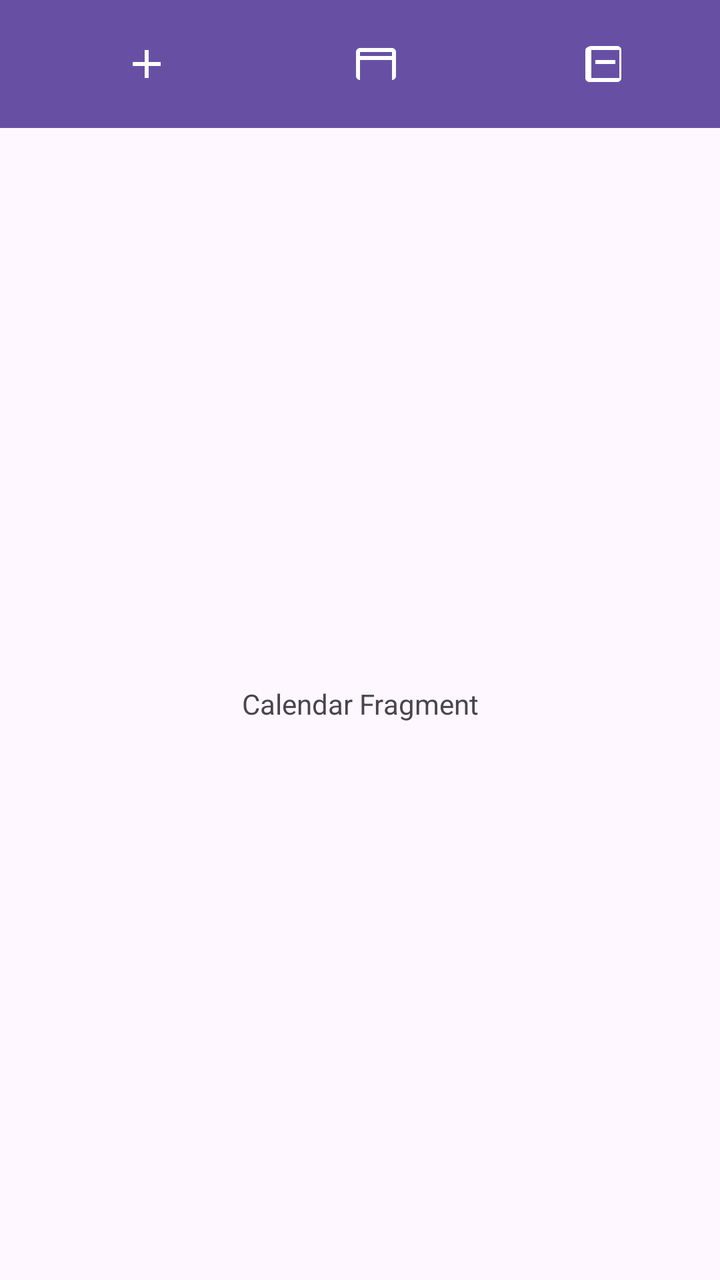
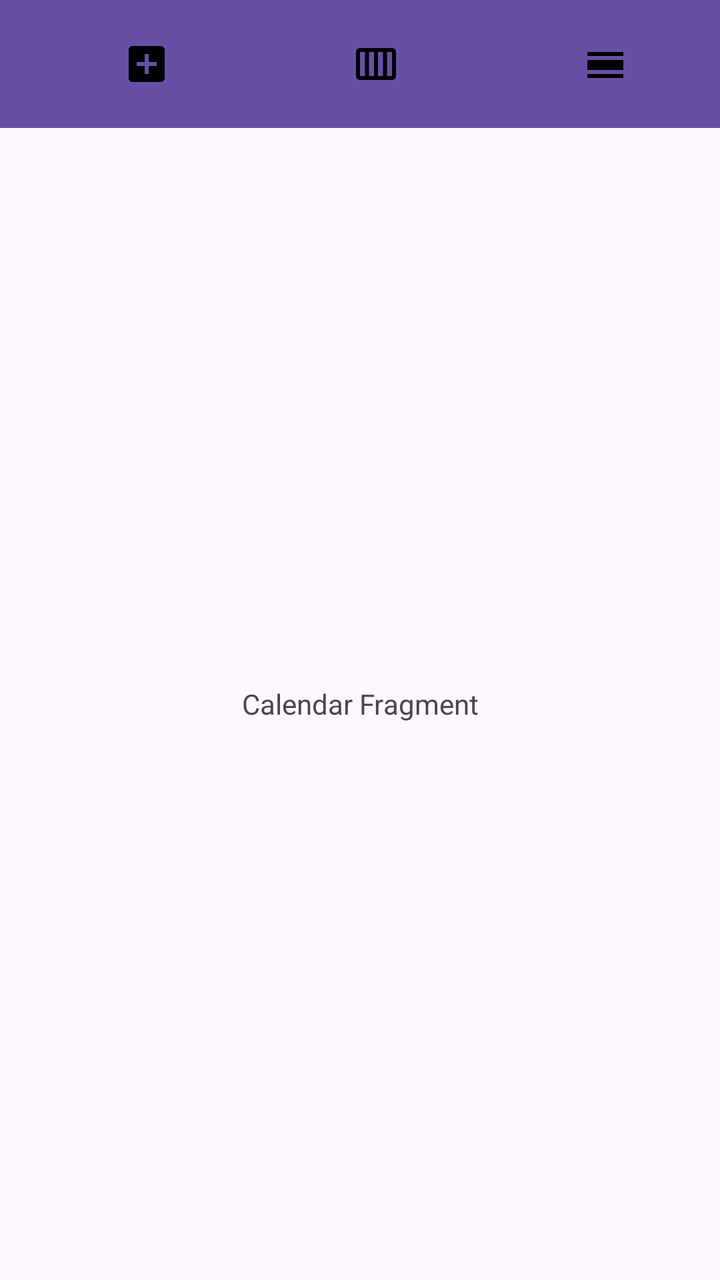

An Android layout rendered at two revisions. The XML below is the earlier revision; the diff shows what the commit changed to produce the second picture.
<!-- AndroidManifest.xml: application theme Theme.RMAApp -->
<!-- res/layout/fragment_calendar.xml -->
<?xml version="1.0" encoding="utf-8"?>
<androidx.constraintlayout.widget.ConstraintLayout xmlns:android="http://schemas.android.com/apk/res/android"
    xmlns:app="http://schemas.android.com/apk/res-auto"
    xmlns:tools="http://schemas.android.com/tools"
    android:layout_width="match_parent"
    android:layout_height="match_parent"
    tools:context=".CalendarFragment">

    <androidx.appcompat.widget.Toolbar
        android:id="@+id/toolbar"
        android:layout_width="match_parent"
        android:layout_height="?attr/actionBarSize"
        android:background="?attr/colorPrimary"
        android:elevation="4dp"
        android:theme="@style/ThemeOverlay.AppCompat.Dark.ActionBar"
        app:layout_constraintTop_toTopOf="parent"
        app:popupTheme="@style/ThemeOverlay.AppCompat.Light">

        <LinearLayout
            android:layout_width="match_parent"
            android:layout_height="match_parent"
            android:orientation="horizontal"
            android:gravity="center_vertical">

            <ImageView
                android:id="@+id/add_event_button"
                android:layout_width="0dp"
                android:layout_height="wrap_content"
                android:layout_weight="1"
                android:src="@drawable/ic_add" />

            <ImageView
                android:id="@+id/week_view_button"
                android:layout_width="0dp"
                android:layout_height="wrap_content"
                android:layout_weight="1"
                android:src="@drawable/ic_week_view" />

            <ImageView
                android:id="@+id/day_view_button"
                android:layout_width="0dp"
                android:layout_height="wrap_content"
                android:layout_weight="1"
                android:src="@drawable/ic_day_view" />

        </LinearLayout>

    </androidx.appcompat.widget.Toolbar>

    <TextView
        android:layout_width="match_parent"
        android:layout_height="0dp"
        android:gravity="center"
        android:text="Calendar Fragment"
        app:layout_constraintBottom_toBottomOf="parent"
        app:layout_constraintTop_toBottomOf="@id/toolbar" />

</androidx.constraintlayout.widget.ConstraintLayout>
<!-- resources referenced by this layout -->
<resources>
  <!-- drawable ic_add (drawable) -->
  <vector xmlns:android="http://schemas.android.com/apk/res/android"
      android:width="24dp"
      android:height="24dp"
      android:viewportWidth="24.0"
      android:viewportHeight="24.0">
      <path
          android:fillColor="#FFFFFFFF"
          android:pathData="M19,13h-6v6h-2v-6H5v-2h6V5h2v6h6v2z" />
  </vector>
  <!-- drawable ic_day_view (drawable) -->
  <vector xmlns:android="http://schemas.android.com/apk/res/android"
      android:width="24dp"
      android:height="24dp"
      android:viewportWidth="24"
      android:viewportHeight="24">
      <path
          android:fillColor="#FFFFFFFF"
          android:pathData="M19,3H5C3.9,3 2,3.9 2,5v14c0,1.1 0.9,2 2,2h14c1.1,0 2,-0.9 2,-2V5c0,-1.1 -0.9,-2 -2,-2zm0,16H5V5h14v14z"/>
      <path
          android:fillColor="#FFFFFFFF"
          android:pathData="M7,10h10v2H7z"/>
  </vector>
  <!-- drawable ic_week_view (drawable) -->
  <vector xmlns:android="http://schemas.android.com/apk/res/android"
      android:width="24dp"
      android:height="24dp"
      android:viewportWidth="24"
      android:viewportHeight="24">
      <path
          android:fillColor="#FFFFFFFF"
          android:pathData="M20,4H4C2.9,4 2,4.9 2,6v12c0,1.1 0.9,2 2,2h16c1.1,0 2,-0.9 2,-2V6c0,-1.1 -0.9,-2 -2,-2zM4,6h16v2H4V6zm0,4h16v10H4V10z"/>
  </vector>
  <style name="Theme.RMAApp" parent="Base.Theme.RMAApp" />
  <style name="Base.Theme.RMAApp" parent="Theme.Material3.DayNight.NoActionBar">
          
          
      </style>
</resources>

<!-- the commit's change to res/layout/fragment_calendar.xml (unified diff, before → after) -->
@@ -23,25 +23,25 @@
             android:gravity="center_vertical">
 
             <ImageView
-                android:id="@+id/add_event_button"
+                android:id="@+id/baseline_add_box_24"
                 android:layout_width="0dp"
                 android:layout_height="wrap_content"
                 android:layout_weight="1"
-                android:src="@drawable/ic_add" />
+                android:src="@drawable/baseline_add_box_24" />
 
             <ImageView
-                android:id="@+id/week_view_button"
+                android:id="@+id/baseline_calendar_view_week_24"
                 android:layout_width="0dp"
                 android:layout_height="wrap_content"
                 android:layout_weight="1"
-                android:src="@drawable/ic_week_view" />
+                android:src="@drawable/baseline_calendar_view_week_24" />
 
             <ImageView
-                android:id="@+id/day_view_button"
+                android:id="@+id/baseline_calendar_view_day_24"
                 android:layout_width="0dp"
                 android:layout_height="wrap_content"
                 android:layout_weight="1"
-                android:src="@drawable/ic_day_view" />
+                android:src="@drawable/baseline_calendar_view_day_24" />
 
         </LinearLayout>
 
<!-- resource entries referenced after the edit -->
@@ -1,37 +1,22 @@
 <!-- resources referenced by this layout -->
 <resources>
-  <!-- drawable ic_add (drawable) -->
-  <vector xmlns:android="http://schemas.android.com/apk/res/android"
-      android:width="24dp"
-      android:height="24dp"
-      android:viewportWidth="24.0"
-      android:viewportHeight="24.0">
-      <path
-          android:fillColor="#FFFFFFFF"
-          android:pathData="M19,13h-6v6h-2v-6H5v-2h6V5h2v6h6v2z" />
+  <!-- drawable baseline_add_box_24 (drawable) -->
+  <vector xmlns:android="http://schemas.android.com/apk/res/android" android:height="24dp" android:tint="#000000" android:viewportHeight="24" android:viewportWidth="24" android:width="24dp">
+        
+      <path android:fillColor="@android:color/white" android:pathData="M19,3L5,3c-1.11,0 -2,0.9 -2,2v14c0,1.1 0.89,2 2,2h14c1.1,0 2,-0.9 2,-2L21,5c0,-1.1 -0.9,-2 -2,-2zM17,13h-4v4h-2v-4L7,13v-2h4L11,7h2v4h4v2z"/>
+      
   </vector>
-  <!-- drawable ic_day_view (drawable) -->
-  <vector xmlns:android="http://schemas.android.com/apk/res/android"
-      android:width="24dp"
-      android:height="24dp"
-      android:viewportWidth="24"
-      android:viewportHeight="24">
-      <path
-          android:fillColor="#FFFFFFFF"
-          android:pathData="M19,3H5C3.9,3 2,3.9 2,5v14c0,1.1 0.9,2 2,2h14c1.1,0 2,-0.9 2,-2V5c0,-1.1 -0.9,-2 -2,-2zm0,16H5V5h14v14z"/>
-      <path
-          android:fillColor="#FFFFFFFF"
-          android:pathData="M7,10h10v2H7z"/>
+  <!-- drawable baseline_calendar_view_day_24 (drawable) -->
+  <vector xmlns:android="http://schemas.android.com/apk/res/android" android:height="24dp" android:tint="#000000" android:viewportHeight="24" android:viewportWidth="24" android:width="24dp">
+        
+      <path android:fillColor="@android:color/white" android:pathData="M3,17h18v2L3,19zM3,10h18v5L3,15zM3,6h18v2L3,8z"/>
+      
   </vector>
-  <!-- drawable ic_week_view (drawable) -->
-  <vector xmlns:android="http://schemas.android.com/apk/res/android"
-      android:width="24dp"
-      android:height="24dp"
-      android:viewportWidth="24"
-      android:viewportHeight="24">
-      <path
-          android:fillColor="#FFFFFFFF"
-          android:pathData="M20,4H4C2.9,4 2,4.9 2,6v12c0,1.1 0.9,2 2,2h16c1.1,0 2,-0.9 2,-2V6c0,-1.1 -0.9,-2 -2,-2zM4,6h16v2H4V6zm0,4h16v10H4V10z"/>
+  <!-- drawable baseline_calendar_view_week_24 (drawable) -->
+  <vector xmlns:android="http://schemas.android.com/apk/res/android" android:height="24dp" android:tint="#000000" android:viewportHeight="24" android:viewportWidth="24" android:width="24dp">
+        
+      <path android:fillColor="@android:color/white" android:pathData="M20,4H4C2.9,4 2,4.9 2,6v12c0,1.1 0.9,2 2,2h16c1.1,0 2,-0.9 2,-2V6C22,4.9 21.1,4 20,4zM13,6h2.5v12H13V6zM11,18H8.5V6H11V18zM4,6h2.5v12H4V6zM20,18h-2.5V6H20V18z"/>
+      
   </vector>
   <style name="Theme.RMAApp" parent="Base.Theme.RMAApp" />
   <style name="Base.Theme.RMAApp" parent="Theme.Material3.DayNight.NoActionBar">
